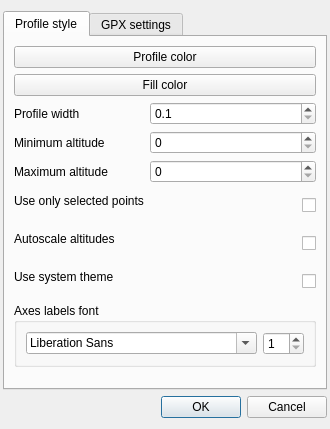
Before: the Qt Designer form ui/settingsdialog.ui in salsergey/gpxviewer, drawn with Qt 5.
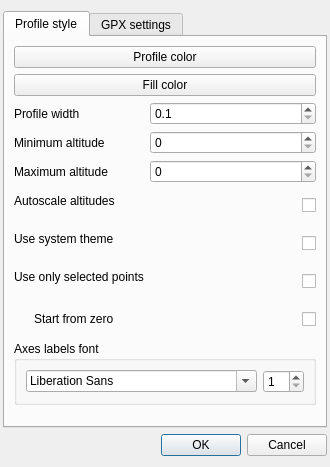
After: the same form once the commit is applied. Custom widgets are drawn as their Qt base class.

Commit message: * Added option to always start X axis from zero (useful when plotting using only selected points). * Added option to hide distance coefficient in the X-axis label. * Added option to change the rotation angle of the captions. * Added arrow-like marker shapes. * Reworked axes ticks and labels. * Several fixes.

```diff
--- a/ui/settingsdialog.ui
+++ b/ui/settingsdialog.ui
@@ -120,38 +120,6 @@
           </widget>
          </item>
          <item row="3" column="0">
-          <widget class="QLabel" name="label_5">
-           <property name="toolTip">
-            <string>Plot profiles taking into account only selected points and tracks</string>
-           </property>
-           <property name="text">
-            <string>Use only selected points</string>
-           </property>
-          </widget>
-         </item>
-         <item row="3" column="1">
-          <widget class="QCheckBox" name="selectedPointsCheckBox">
-           <property name="sizePolicy">
-            <sizepolicy hsizetype="MinimumExpanding" vsizetype="Fixed">
-             <horstretch>0</horstretch>
-             <verstretch>0</verstretch>
-            </sizepolicy>
-           </property>
-           <property name="minimumSize">
-            <size>
-             <width>0</width>
-             <height>32</height>
-            </size>
-           </property>
-           <property name="toolTip">
-            <string>Plot profiles taking into account only selected points and tracks</string>
-           </property>
-           <property name="layoutDirection">
-            <enum>Qt::RightToLeft</enum>
-           </property>
-          </widget>
-         </item>
-         <item row="4" column="0">
           <widget class="QLabel" name="label_6">
            <property name="toolTip">
             <string>Automatically scale minimum/maximum altitudes when plotting profile</string>
@@ -161,7 +129,7 @@
            </property>
           </widget>
          </item>
-         <item row="4" column="1">
+         <item row="3" column="1">
           <widget class="QCheckBox" name="autoscaleAltitudesCheckBox">
            <property name="sizePolicy">
             <sizepolicy hsizetype="MinimumExpanding" vsizetype="Fixed">
@@ -183,7 +151,7 @@
            </property>
           </widget>
          </item>
-         <item row="5" column="0">
+         <item row="4" column="0">
           <widget class="QLabel" name="useSystemThemeLabel">
            <property name="toolTip">
             <string>Use system color theme instead of default light theme</string>
@@ -193,7 +161,7 @@
            </property>
           </widget>
          </item>
-         <item row="5" column="1">
+         <item row="4" column="1">
           <widget class="QCheckBox" name="useSystemThemeCheckBox">
            <property name="sizePolicy">
             <sizepolicy hsizetype="MinimumExpanding" vsizetype="Fixed">
@@ -215,6 +183,90 @@
            </property>
           </widget>
          </item>
+         <item row="5" column="0">
+          <widget class="QLabel" name="label_5">
+           <property name="toolTip">
+            <string>Plot profiles taking into account only selected points and tracks</string>
+           </property>
+           <property name="text">
+            <string>Use only selected points</string>
+           </property>
+          </widget>
+         </item>
+         <item row="5" column="1">
+          <widget class="QCheckBox" name="selectedPointsCheckBox">
+           <property name="sizePolicy">
+            <sizepolicy hsizetype="MinimumExpanding" vsizetype="Fixed">
+             <horstretch>0</horstretch>
+             <verstretch>0</verstretch>
+            </sizepolicy>
+           </property>
+           <property name="minimumSize">
+            <size>
+             <width>0</width>
+             <height>32</height>
+            </size>
+           </property>
+           <property name="toolTip">
+            <string>Plot profiles taking into account only selected points and tracks</string>
+           </property>
+           <property name="layoutDirection">
+            <enum>Qt::RightToLeft</enum>
+           </property>
+          </widget>
+         </item>
+         <item row="6" column="0">
+          <layout class="QHBoxLayout" name="horizontalLayout_4">
+           <item>
+            <spacer name="horizontalSpacer">
+             <property name="orientation">
+              <enum>Qt::Horizontal</enum>
+             </property>
+             <property name="sizeType">
+              <enum>QSizePolicy::Fixed</enum>
+             </property>
+             <property name="sizeHint" stdset="0">
+              <size>
+               <width>20</width>
+               <height>20</height>
+              </size>
+             </property>
+            </spacer>
+           </item>
+           <item>
+            <widget class="QLabel" name="startFromZeroLabel">
+             <property name="toolTip">
+              <string>Always start X axis from zero when plotting profile for selected points</string>
+             </property>
+             <property name="text">
+              <string>Start from zero</string>
+             </property>
+            </widget>
+           </item>
+          </layout>
+         </item>
+         <item row="6" column="1">
+          <widget class="QCheckBox" name="startFromZeroCheckBox">
+           <property name="sizePolicy">
+            <sizepolicy hsizetype="MinimumExpanding" vsizetype="Fixed">
+             <horstretch>0</horstretch>
+             <verstretch>0</verstretch>
+            </sizepolicy>
+           </property>
+           <property name="minimumSize">
+            <size>
+             <width>0</width>
+             <height>32</height>
+            </size>
+           </property>
+           <property name="toolTip">
+            <string>Always start X axis from zero when plotting profile for selected points</string>
+           </property>
+           <property name="layoutDirection">
+            <enum>Qt::RightToLeft</enum>
+           </property>
+          </widget>
+         </item>
         </layout>
        </item>
        <item>
@@ -252,7 +304,7 @@
          </property>
          <property name="sizeHint" stdset="0">
           <size>
-           <width>0</width>
+           <width>20</width>
            <height>10</height>
           </size>
          </property>
```
Left out of the diff: 74 changed lines with no effect on the pictures. The commit also changes 17 other files.
